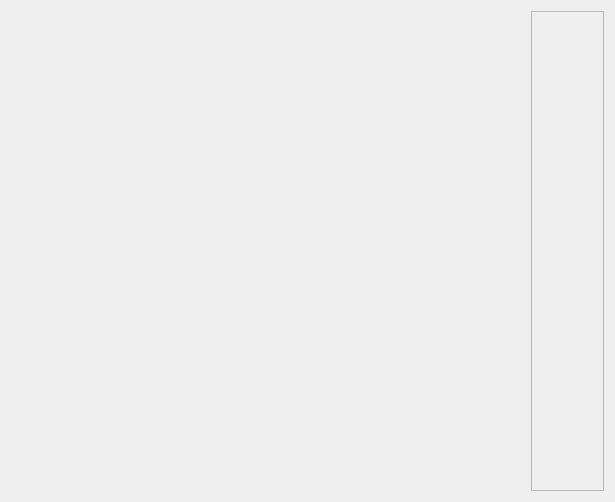
First picture: the form in Widgets/colview.ui, repository timseed/QCollimate, before the edit.
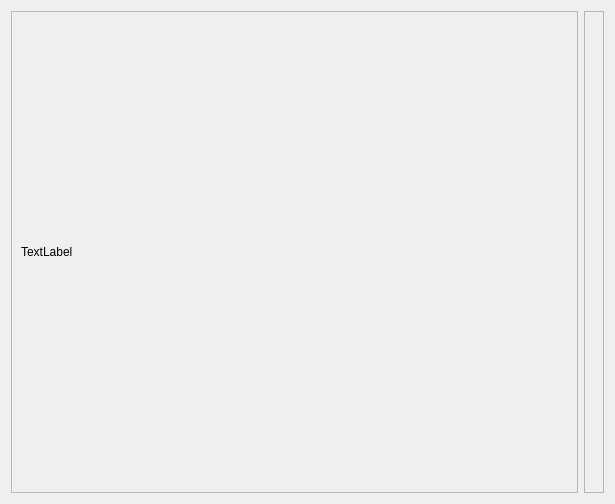
Second picture: the form after the edit. Custom widgets are drawn as their Qt base class.

```diff
--- a/Widgets/colview.ui
+++ b/Widgets/colview.ui
@@ -7,13 +7,32 @@
     <x>0</x>
     <y>0</y>
     <width>615</width>
-    <height>320</height>
+    <height>504</height>
    </rect>
   </property>
   <property name="windowTitle">
    <string>Form</string>
   </property>
-  <layout class="QGridLayout" name="gridLayout" columnstretch="7,1">
+  <layout class="QGridLayout" name="gridLayout" columnstretch="7,0">
+   <item row="1" column="0">
+    <widget class="QFrame" name="frame_video">
+     <property name="frameShape">
+      <enum>QFrame::Shape::StyledPanel</enum>
+     </property>
+     <property name="frameShadow">
+      <enum>QFrame::Shadow::Raised</enum>
+     </property>
+     <layout class="QVBoxLayout" name="verticalLayout_2">
+      <item>
+       <widget class="QLabel" name="label">
+        <property name="text">
+         <string>TextLabel</string>
+        </property>
+       </widget>
+      </item>
+     </layout>
+    </widget>
+   </item>
    <item row="1" column="1">
     <widget class="QFrame" name="frame">
      <property name="frameShape">
@@ -35,16 +54,6 @@
      </layout>
     </widget>
    </item>
-   <item row="1" column="0">
-    <widget class="QWidget" name="w_video" native="true">
-     <property name="minimumSize">
-      <size>
-       <width>480</width>
-       <height>480</height>
-      </size>
-     </property>
-    </widget>
-   </item>
   </layout>
  </widget>
  <customwidgets>
```
Left out of the diff: 2 changed lines with no effect on the pictures.
